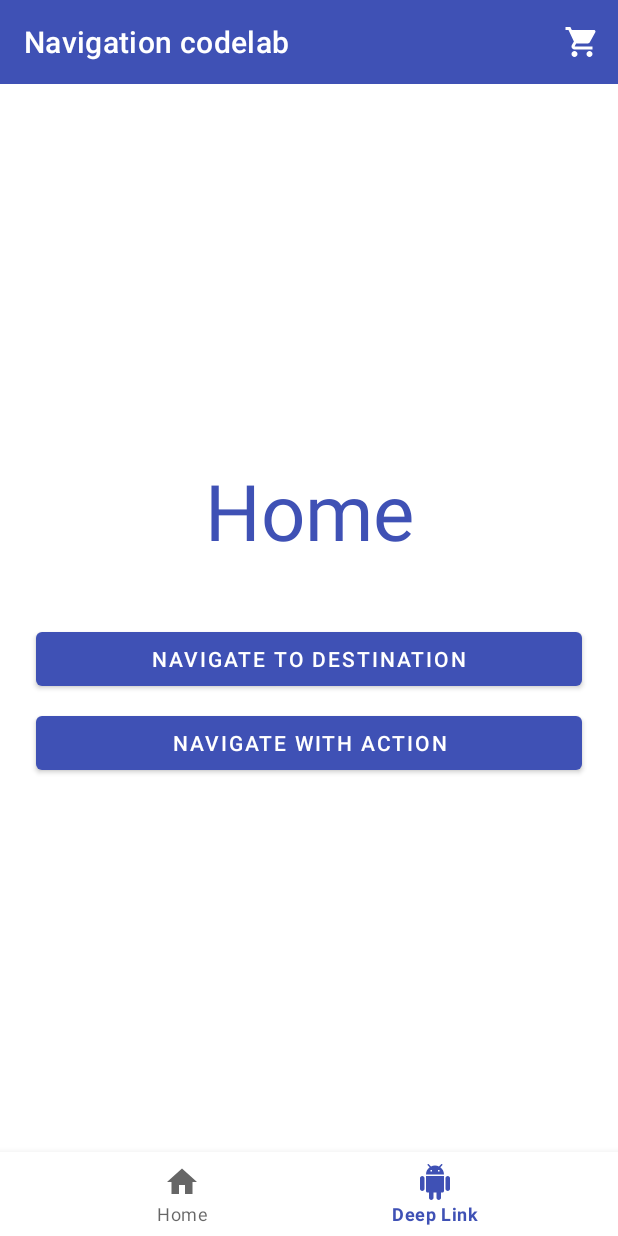
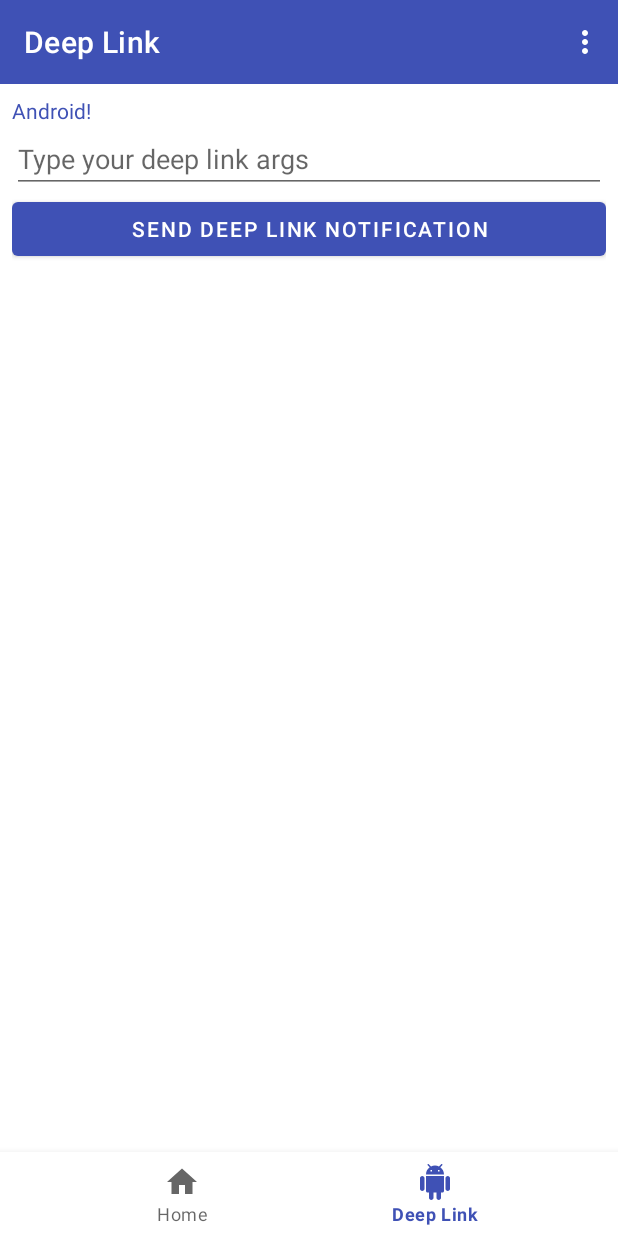
Before and after one commit to ManuelHernandez24/android-navigation-master, an Android app: the screen it shows after launch (MainActivity), item 2 of the bottom bar chosen, on a phone screen of 412 x 824 dp. Run offline under Robolectric (Android 15) with nearby library versions, the phone set to English and light mode, and no system bars; our stand-ins replace navigation-ui.

Commit message:
Varias conexiones y animaciones.

```diff
--- a/app/build.gradle
+++ b/app/build.gradle
@@ -17,6 +17,8 @@
 apply plugin: 'com.android.application'
 apply plugin: 'kotlin-android'
 apply plugin: 'androidx.navigation.safeargs.kotlin'
+
+
 
 android {
     compileSdkVersion 31
--- a/app/src/main/java/com/example/android/codelabs/navigation/DeepLinkAppWidgetProvider.kt
+++ b/app/src/main/java/com/example/android/codelabs/navigation/DeepLinkAppWidgetProvider.kt
@@ -21,6 +21,7 @@ import android.appwidget.AppWidgetProvider
 import android.content.Context
 import android.os.Bundle
 import android.widget.RemoteViews
+import androidx.navigation.NavDeepLinkBuilder
 
 /**
  * App Widget that deep links you to the [DeepLinkFragment].
@@ -39,13 +40,13 @@ class DeepLinkAppWidgetProvider : AppWidgetProvider() {
         val args = Bundle()
         args.putString("myarg", "From Widget")
         // TODO STEP 10 - construct and set a PendingIntent using DeepLinkBuilder
-//        val pendingIntent = NavDeepLinkBuilder(context)
-//                .setGraph(R.navigation.mobile_navigation)
-//                .setDestination(R.id.deeplink_dest)
-//                .setArguments(args)
-//                .createPendingIntent()
-//
-//        remoteViews.setOnClickPendingIntent(R.id.deep_link_button, pendingIntent)
+        val pendingIntent = NavDeepLinkBuilder(context)
+                .setGraph(R.navigation.mobile_navigation)
+                .setDestination(R.id.deeplink_dest)
+                .setArguments(args)
+                .createPendingIntent()
+
+        remoteViews.setOnClickPendingIntent(R.id.deep_link_button, pendingIntent)
         // TODO END STEP 10
         appWidgetManager.updateAppWidget(appWidgetIds, remoteViews)
     }
--- a/app/src/main/java/com/example/android/codelabs/navigation/FlowStepFragment.kt
+++ b/app/src/main/java/com/example/android/codelabs/navigation/FlowStepFragment.kt
@@ -35,6 +35,7 @@ class FlowStepFragment : Fragment() {
     ): View? {
         setHasOptionsMenu(true)
 
+
         val flowStepNumber = arguments?.getInt("flowStepNumber")
 
         // TODO STEP 8 - Use type-safe arguments - remove previous line!
--- a/app/src/main/java/com/example/android/codelabs/navigation/HomeFragment.kt
+++ b/app/src/main/java/com/example/android/codelabs/navigation/HomeFragment.kt
@@ -18,7 +18,9 @@ package com.example.android.codelabs.navigation
 
 import android.os.Bundle
 import android.view.*
+import android.widget.Button
 import androidx.fragment.app.Fragment
+import androidx.navigation.Navigation
 import androidx.navigation.fragment.findNavController
 import androidx.navigation.navOptions
 
@@ -27,53 +29,42 @@ import androidx.navigation.navOptions
  */
 class HomeFragment : Fragment() {
     override fun onCreateView(
-            inflater: LayoutInflater,
-            container: ViewGroup?,
-            savedInstanceState: Bundle?
+        inflater: LayoutInflater,
+        container: ViewGroup?,
+        savedInstanceState: Bundle?
     ): View? {
         setHasOptionsMenu(true)
         return inflater.inflate(R.layout.home_fragment, container, false)
     }
 
-    val options = navOptions {
-        anim {
-            enter = R.anim.slide_in_right
-            exit = R.anim.slide_out_left
-            popEnter = R.anim.slide_in_left
-            popExit = R.anim.slide_out_right
-        }
-    }
-
-
-
     override fun onViewCreated(view: View, savedInstanceState: Bundle?) {
         super.onViewCreated(view, savedInstanceState)
 
         //TODO STEP 5 - Set an OnClickListener, using Navigation.createNavigateOnClickListener()
-//        val button = view.findViewById<Button>(R.id.navigate_destination_button)
-//        button?.setOnClickListener {
-//            findNavController().navigate(R.id.flow_step_one_dest, null)
-//        }
+        val button = view.findViewById<Button>(R.id.navigate_destination_button)
+        button?.setOnClickListener {
+           findNavController().navigate(R.id.flow_step_one_dest, null)
+        }
         //TODO END STEP 5
 
         //TODO STEP 6 - Set NavOptions
-//        val options = navOptions {
-//            anim {
-//                enter = R.anim.slide_in_right
-//                exit = R.anim.slide_out_left
-//                popEnter = R.anim.slide_in_left
-//                popExit = R.anim.slide_out_right
-//            }
-//        }
-//        view.findViewById<Button>(R.id.navigate_destination_button)?.setOnClickListener {
-//            findNavController().navigate(R.id.flow_step_one_dest, null, options)
-//        }
+        val options = navOptions {
+            anim {
+                enter = R.anim.slide_in_right
+                exit = R.anim.slide_out_left
+                popEnter = R.anim.slide_in_left
+               popExit = R.anim.slide_out_right
+            }
+        }
+        view.findViewById<Button>(R.id.navigate_destination_button)?.setOnClickListener {
+            findNavController().navigate(R.id.flow_step_one_dest, null, options)
+        }
         //TODO END STEP 6
 
         //TODO STEP 7.2 - Update the OnClickListener to navigate using an action
-//        view.findViewById<Button>(R.id.navigate_action_button)?.setOnClickListener(
-//                Navigation.createNavigateOnClickListener(R.id.next_action, null)
-//        )
+       view.findViewById<Button>(R.id.navigate_action_button)?.setOnClickListener(
+                Navigation.createNavigateOnClickListener(R.id.next_action, null)
+       )
         //TODO END STEP 7.2
     }
 
--- a/app/src/main/java/com/example/android/codelabs/navigation/MainActivity.kt
+++ b/app/src/main/java/com/example/android/codelabs/navigation/MainActivity.kt
@@ -24,9 +24,12 @@ import android.view.MenuItem
 import android.widget.Toast
 import androidx.appcompat.app.AppCompatActivity
 import androidx.appcompat.widget.Toolbar
+import androidx.drawerlayout.widget.DrawerLayout
 import androidx.navigation.NavController
+import androidx.navigation.findNavController
 import androidx.navigation.fragment.NavHostFragment
-import androidx.navigation.ui.AppBarConfiguration
+import androidx.navigation.ui.*
+import com.google.android.material.bottomnavigation.BottomNavigationView
 import com.google.android.material.navigation.NavigationView
 
 /**
@@ -52,10 +55,10 @@ class MainActivity : AppCompatActivity() {
 
         // TODO STEP 9.5 - Create an AppBarConfiguration with the correct top-level destinations
         // You should also remove the old appBarConfiguration setup above
-//        val drawerLayout : DrawerLayout? = findViewById(R.id.drawer_layout)
-//        appBarConfiguration = AppBarConfiguration(
-//                setOf(R.id.home_dest, R.id.deeplink_dest),
-//                drawerLayout)
+        val drawerLayout : DrawerLayout? = findViewById(R.id.drawer_layout)
+        appBarConfiguration = AppBarConfiguration(
+               setOf(R.id.home_dest, R.id.deeplink_dest),
+                drawerLayout)
         // TODO END STEP 9.5
 
         setupActionBar(navController, appBarConfiguration)
@@ -79,8 +82,8 @@ class MainActivity : AppCompatActivity() {
 
     private fun setupBottomNavMenu(navController: NavController) {
         // TODO STEP 9.3 - Use NavigationUI to set up Bottom Nav
-//        val bottomNav = findViewById<BottomNavigationView>(R.id.bottom_nav_view)
-//        bottomNav?.setupWithNavController(navController)
+        val bottomNav = findViewById<BottomNavigationView>(R.id.bottom_nav_view)
+       bottomNav?.setupWithNavController(navController)
         // TODO END STEP 9.3
     }
 
@@ -88,8 +91,8 @@ class MainActivity : AppCompatActivity() {
         // TODO STEP 9.4 - Use NavigationUI to set up a Navigation View
 //        // In split screen mode, you can drag this view out from the left
 //        // This does NOT modify the actionbar
-//        val sideNavView = findViewById<NavigationView>(R.id.nav_view)
-//        sideNavView?.setupWithNavController(navController)
+        val sideNavView = findViewById<NavigationView>(R.id.nav_view)
+       sideNavView?.setupWithNavController(navController)
         // TODO END STEP 9.4
     }
 
@@ -99,7 +102,7 @@ class MainActivity : AppCompatActivity() {
 //        // This allows NavigationUI to decide what label to show in the action bar
 //        // By using appBarConfig, it will also determine whether to
 //        // show the up arrow or drawer menu icon
-//        setupActionBarWithNavController(navController, appBarConfig)
+       setupActionBarWithNavController(navController, appBarConfig)
         // TODO END STEP 9.6
     }
 
@@ -122,16 +125,16 @@ class MainActivity : AppCompatActivity() {
 //        // Have the NavigationUI look for an action or destination matching the menu
 //        // item id and navigate there if found.
 //        // Otherwise, bubble up to the parent.
-//        return item.onNavDestinationSelected(findNavController(R.id.my_nav_host_fragment))
+        return item.onNavDestinationSelected(findNavController(R.id.my_nav_host_fragment))
 //                || super.onOptionsItemSelected(item)
         // TODO END STEP 9.2
     }
 
     // TODO STEP 9.7 - Have NavigationUI handle up behavior in the ActionBar
-//    override fun onSupportNavigateUp(): Boolean {
+    override fun onSupportNavigateUp(): Boolean {
 //        // Allows NavigationUI to support proper up navigation or the drawer layout
 //        // drawer menu, depending on the situation
-//        return findNavController(R.id.my_nav_host_fragment).navigateUp(appBarConfiguration)
-//    }
+       return findNavController(R.id.my_nav_host_fragment).navigateUp(appBarConfiguration)
+    }
     // TODO END STEP 9.7
 }
--- a/app/src/main/res/menu/nav_drawer_menu.xml
+++ b/app/src/main/res/menu/nav_drawer_menu.xml
@@ -23,9 +23,9 @@
             android:title="@string/deeplink" />
     </group>
     <!-- TODO STEP 9.8 - Add a menu item for settings_fragment -->
-    <!--<item-->
-        <!--android:id="@+id/settings_dest"-->
-        <!--android:icon="@drawable/ic_settings"-->
-        <!--android:title="@string/settings" />-->
+    <item
+        android:id="@+id/settings_dest"
+        android:icon="@drawable/ic_settings"
+        android:title="@string/settings" />
     <!-- TODO END STEP 9.8 -->
 </menu>
--- a/app/src/main/res/menu/overflow_menu.xml
+++ b/app/src/main/res/menu/overflow_menu.xml
@@ -13,10 +13,10 @@
   -->
 <menu xmlns:android="http://schemas.android.com/apk/res/android">
     <!-- TODO Step 9.1 - Add an item for the settings fragment -->
-    <!--<item-->
-        <!--android:id="@+id/settings_dest"-->
-        <!--android:icon="@drawable/ic_settings"-->
-        <!--android:menuCategory="secondary"-->
-        <!--android:title="@string/settings" />-->
+    <item
+        android:id="@+id/settings_dest"
+        android:icon="@drawable/ic_settings"
+        android:menuCategory="secondary"
+        android:title="@string/settings" />
     <!-- TODO END STEP 9.1 -->
 </menu>
```
